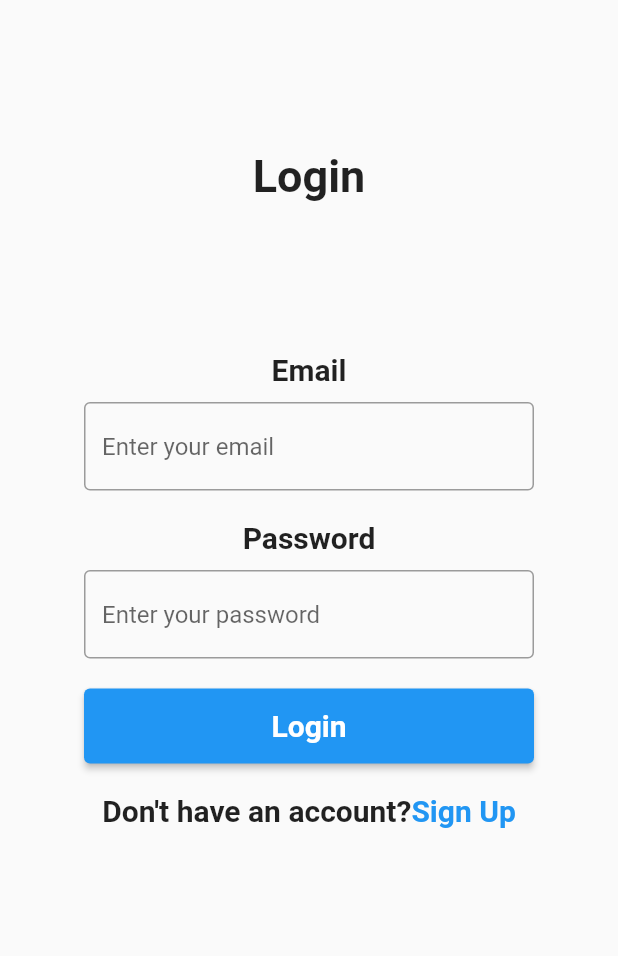
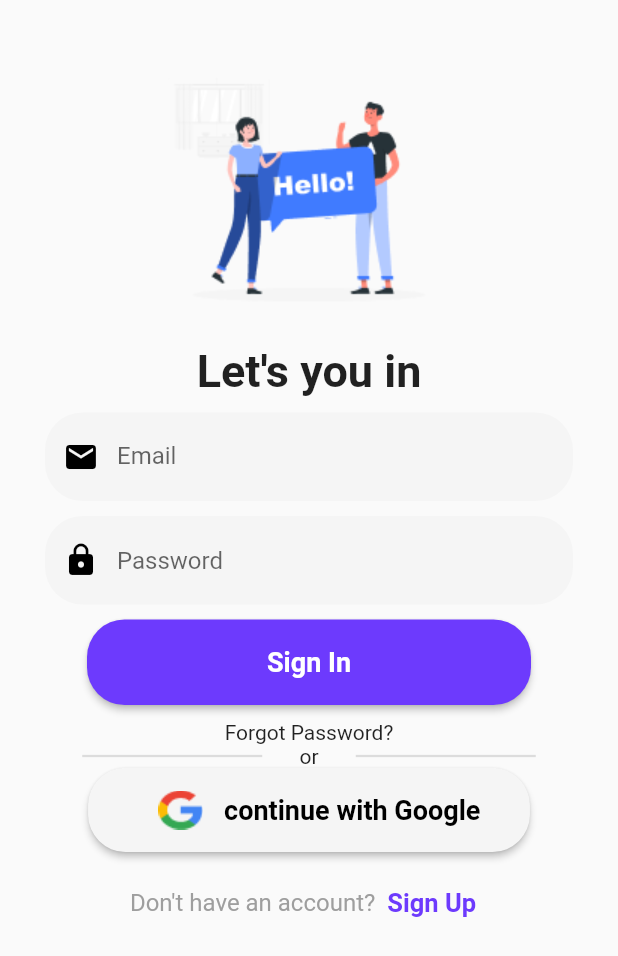
Before and after one commit to aneeshdevala/Cliffix-video-platform, a Flutter app: the LoginPage screen opened by its route, on a phone screen of 412 x 824 dp. Shown: the top 956 px of the screen. Run offline on Flutter 3.47's test engine with Material 2 defaults, Android fonts, the phone set to English and light mode, and no system bars; our stand-ins replace get.

Commit message:
login page ui compleated

```diff
--- a/lib/app/modules/loginpage/view/homeviews.dart
+++ b/lib/app/modules/loginpage/view/homeviews.dart
@@ -1,3 +1,4 @@
+import 'package:cliffix/app/modules/loginpage/view/widgets/or_widgets.dart';
 import 'package:flutter/material.dart';
 
 class LoginPage extends StatelessWidget {
@@ -6,90 +7,129 @@ class LoginPage extends StatelessWidget {
   @override
   Widget build(BuildContext context) {
     return Scaffold(
-      body: Container(
+      body: SingleChildScrollView(
+        child: Padding(
+          padding: const EdgeInsets.all(30),
           child: Column(
+            mainAxisAlignment: MainAxisAlignment.center,
             children: [
-            const SizedBox(height: 100),
+              Image.asset('assets/loginpage.png'),
+              //  const SizedBox(height: 10),
               const Text(
-              "Login",
-              style: TextStyle(
-                fontSize: 30,
-                fontWeight: FontWeight.bold,
+                "Let's you in",
+                style: TextStyle(fontSize: 30, fontWeight: FontWeight.bold),
               ),
+              const SizedBox(height: 10),
+              const TextField(
+                decoration: InputDecoration(
+                  fillColor: Color(0xffF5F5F5),
+                  filled: true,
+                  prefixIcon: Icon(
+                    Icons.email,
+                    color: Colors.black,
                   ),
-            const SizedBox(height: 100),
-            const Text(
-              "Email",
-              style: TextStyle(
-                fontSize: 20,
-                fontWeight: FontWeight.bold,
+                  border: OutlineInputBorder(
+                      borderSide: BorderSide.none,
+                      borderRadius: BorderRadius.all(Radius.circular(25))),
+                  label: Text('Email'),
+                  hintText: 'Email',
                 ),
               ),
               const SizedBox(height: 10),
-            Container(
-              width: 300,
-              child: TextField(
-                decoration: const InputDecoration(
-                  border: OutlineInputBorder(),
-                  hintText: 'Enter your email',
+              const TextField(
+                obscureText: true,
+                decoration: InputDecoration(
+                  fillColor: Color(0xffF5F5F5),
+                  filled: true,
+                  prefixIcon: Icon(
+                    Icons.lock,
+                    color: Colors.black,
                   ),
-              ),
-            ),
-            const SizedBox(height: 20),
-            const Text(
-              "Password",
-              style: TextStyle(
-                fontSize: 20,
-                fontWeight: FontWeight.bold,
+                  border: OutlineInputBorder(
+                      borderSide: BorderSide.none,
+                      borderRadius: BorderRadius.all(Radius.circular(25))),
+                  hintText: 'Password',
                 ),
               ),
               const SizedBox(height: 10),
-            Container(
-              width: 300,
-              child: TextField(
-                decoration: const InputDecoration(
-                  border: OutlineInputBorder(),
-                  hintText: 'Enter your password',
+              ElevatedButton(
+                onPressed: () {},
+                style: ElevatedButton.styleFrom(
+                  primary: const Color(0xff6D3AFD),
+                  padding:
+                      const EdgeInsets.symmetric(horizontal: 120, vertical: 18),
+                  shape: RoundedRectangleBorder(
+                    borderRadius: BorderRadius.circular(25),
                   ),
                 ),
-            ),
-            const SizedBox(height: 20),
-            Container(
-              width: 300,
-              height: 50,
-              child: ElevatedButton(
-                onPressed: () {},
                 child: const Text(
-                  "Login",
+                  "Sign In",
                   style: TextStyle(
-                    fontSize: 20,
+                    fontSize: 18,
                     fontWeight: FontWeight.bold,
                   ),
                 ),
               ),
-            ),
-            const SizedBox(height: 20),
+              const SizedBox(height: 10),
+              const Text('Forgot Password?'),
+              const OrWidget(),
               Row(
                 mainAxisAlignment: MainAxisAlignment.center,
-              children: const [
-                Text(
-                  "Don't have an account?",
-                  style: TextStyle(
-                    fontSize: 20,
-                    fontWeight: FontWeight.bold,
+                children: [
+                  ElevatedButton(
+                    onPressed: () {},
+                    style: ElevatedButton.styleFrom(
+                      primary: Color(0xffF5F5F5),
+                      padding: EdgeInsets.symmetric(
+                          horizontal: MediaQuery.of(context).size.width * 0.08,
+                          vertical: 3),
+                      shape: RoundedRectangleBorder(
+                        borderRadius: BorderRadius.circular(25),
                       ),
                     ),
-                Text(
-                  "Sign Up",
+                    child: Row(
+                      children: [
+                        Image.asset(
+                          'assets/🦆 icon _google_.png',
+                          height: 50,
+                        ),
+                        const Text(
+                          "continue with Google",
                           style: TextStyle(
-                    fontSize: 20,
+                            fontSize: 18,
+                            color: Colors.black,
                             fontWeight: FontWeight.bold,
-                    color: Colors.blue,
                           ),
                         ),
                       ],
                     ),
+                  ),
                 ],
+              ),
+              const SizedBox(height: 10),
+              Row(
+                mainAxisAlignment: MainAxisAlignment.center,
+                children: [
+                  const Text(
+                    'Don\'t have an account?',
+                    style: TextStyle(
+                      fontSize: 16,
+                      color: Colors.grey,
+                    ),
+                  ),
+                  TextButton(
+                      onPressed: () {},
+                      child: const Text(
+                        'Sign Up',
+                        style: TextStyle(
+                            fontWeight: FontWeight.bold,
+                            fontSize: 17,
+                            color: Color(0xff6D3AFD)),
+                      ))
+                ],
+              )
+            ],
+          ),
         ),
       ),
     );
--- /dev/null
+++ b/lib/app/modules/loginpage/view/widgets/or_widgets.dart
@@ -0,0 +1,27 @@
+import 'package:flutter/material.dart';
+
+class OrWidget extends StatelessWidget {
+  const OrWidget({
+    Key? key,
+  }) : super(key: key);
+
+  @override
+  Widget build(BuildContext context) {
+    return Row(
+      mainAxisAlignment: MainAxisAlignment.spaceEvenly,
+      children: const [
+        SizedBox(
+            width: 120,
+            child: Divider(
+              thickness: 1.5,
+            )),
+        Text('or'),
+        SizedBox(
+            width: 120,
+            child: Divider(
+              thickness: 1.5,
+            )),
+      ],
+    );
+  }
+}
```
Also changed, not shown: assets/google.png (added), assets/🦆 icon _google_.png (added), 2 other files. Lines whose indentation alone changed are shown as unchanged.
